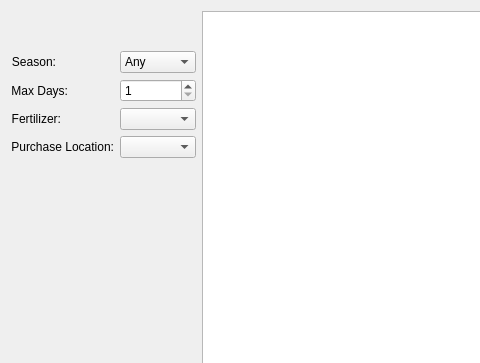
Before: the Qt Designer form ui/main_window_widget.ui in Archangel4148/Stardew_Calc, drawn with Qt 5; both pictures show x 0 to 480 and y 0 to 363 of the 663 by 477 pixel window.
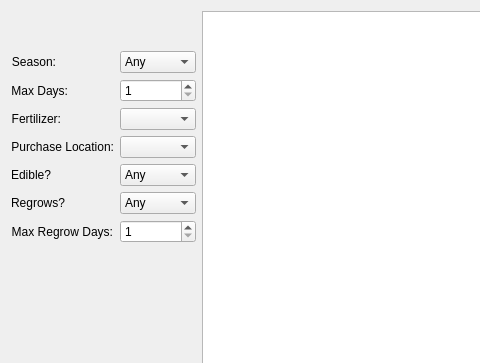
After: the same form once the commit is applied.

Commit message: Starting on adding bool filters for edible and regrow (currently broken!)

Diff of the .ui file:
```diff
--- a/ui/main_window_widget.ui
+++ b/ui/main_window_widget.ui
@@ -121,6 +121,84 @@
          <item row="3" column="1">
           <widget class="QComboBox" name="store_combo_box"/>
          </item>
+         <item row="4" column="0">
+          <widget class="QLabel" name="fertilizer_label_3">
+           <property name="text">
+            <string>Edible?</string>
+           </property>
+           <property name="alignment">
+            <set>Qt::AlignRight|Qt::AlignTrailing|Qt::AlignVCenter</set>
+           </property>
+          </widget>
+         </item>
+         <item row="5" column="0">
+          <widget class="QLabel" name="fertilizer_label_4">
+           <property name="text">
+            <string>Regrows?</string>
+           </property>
+           <property name="alignment">
+            <set>Qt::AlignRight|Qt::AlignTrailing|Qt::AlignVCenter</set>
+           </property>
+          </widget>
+         </item>
+         <item row="6" column="0">
+          <widget class="QLabel" name="regrow_day_label">
+           <property name="text">
+            <string>Max Regrow Days:</string>
+           </property>
+           <property name="alignment">
+            <set>Qt::AlignRight|Qt::AlignTrailing|Qt::AlignVCenter</set>
+           </property>
+          </widget>
+         </item>
+         <item row="6" column="1">
+          <widget class="QSpinBox" name="regrow_day_spin_box">
+           <property name="minimum">
+            <number>1</number>
+           </property>
+           <property name="maximum">
+            <number>28</number>
+           </property>
+          </widget>
+         </item>
+         <item row="4" column="1">
+          <widget class="QComboBox" name="edible_combo_box">
+           <item>
+            <property name="text">
+             <string>Any</string>
+            </property>
+           </item>
+           <item>
+            <property name="text">
+             <string>Yes</string>
+            </property>
+           </item>
+           <item>
+            <property name="text">
+             <string>No</string>
+            </property>
+           </item>
+          </widget>
+         </item>
+         <item row="5" column="1">
+          <widget class="QComboBox" name="regrow_combo_box">
+           <item>
+            <property name="text">
+             <string>Any</string>
+            </property>
+           </item>
+           <item>
+            <property name="text">
+             <string>Yes</string>
+            </property>
+           </item>
+           <item>
+            <property name="text">
+             <string>No</string>
+            </property>
+           </item>
+          </widget>
+         </item>
         </layout>
        </item>
        <item>
```
The commit also changes 3 other files.
